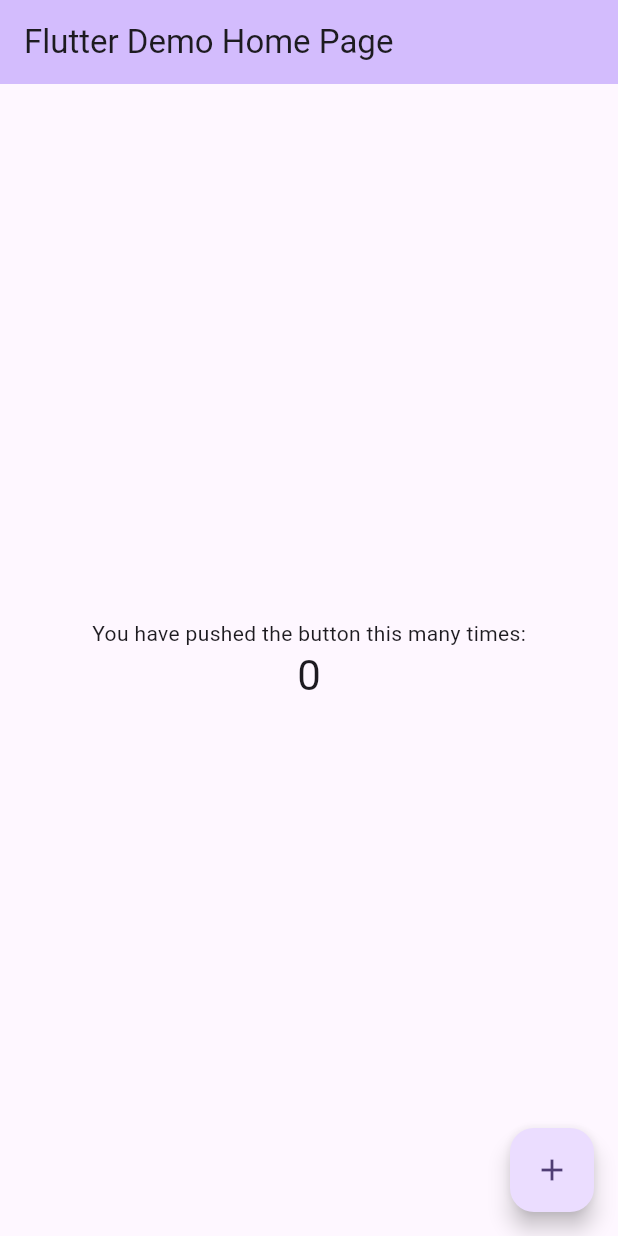
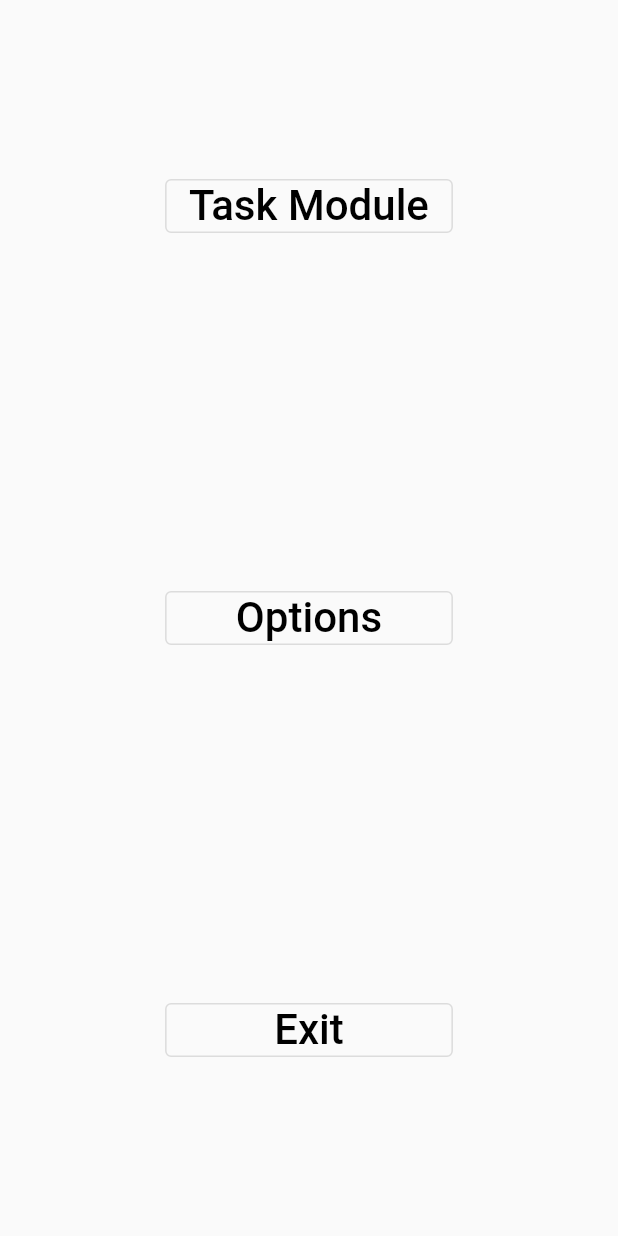
Before and after one commit to Kubaaa96/kpersonal, a Flutter app: the screen it shows after launch, on a phone screen of 412 x 824 dp. Run offline on Flutter 3.47's test engine with Material 2 defaults, Android fonts, the phone set to English and light mode, and no system bars.

Commit message:
Working navigation between Task module and home page

```diff
--- /dev/null
+++ b/lib/home_page.dart
@@ -0,0 +1,73 @@
+import 'package:flutter/material.dart';
+import 'package:kpersonal/task_module_page.dart';
+
+class HomePage extends StatelessWidget {
+  const HomePage({super.key});
+
+  @override
+  Widget build(BuildContext context) {
+    final ButtonStyle outlinedButtonStyle = ButtonStyle(
+      foregroundColor: MaterialStateProperty.all<Color>(Colors.black),
+      overlayColor: MaterialStateProperty.resolveWith<Color?>(
+          (Set<MaterialState> states) {
+        if (states.contains(MaterialState.hovered))
+          return const Color.fromARGB(70, 22, 167, 27);
+        if (states.contains(MaterialState.pressed))
+          return Color.fromARGB(70, 51, 22, 167);
+        return null; // Defer to the widget's default.
+      }),
+    );
+    return Scaffold(
+      body: Center(
+        child: IntrinsicWidth(
+          child: Column(
+            mainAxisAlignment: MainAxisAlignment.spaceAround,
+            mainAxisSize: MainAxisSize.max,
+            crossAxisAlignment: CrossAxisAlignment.stretch,
+            children: [
+              OutlinedButton(
+                style: outlinedButtonStyle,
+                onPressed: () {
+                  Navigator.push(
+                    context,
+                    MaterialPageRoute(
+                      builder: (context) => const TaskModulePage(),
+                    ),
+                  );
+                },
+                child: const Text(
+                  "Task Module",
+                  style: TextStyle(
+                    fontSize: 28,
+                  ),
+                ),
+              ),
+              OutlinedButton(
+                style: outlinedButtonStyle,
+                onPressed: () {
+                  print("Options");
+                },
+                child: const Text(
+                  "Options",
+                  style: TextStyle(
+                    fontSize: 28,
+                  ),
+                ),
+              ),
+              OutlinedButton(
+                style: outlinedButtonStyle,
+                onPressed: () {},
+                child: const Text(
+                  "Exit",
+                  style: TextStyle(
+                    fontSize: 28,
+                  ),
+                ),
+              ),
+            ],
+          ),
+        ),
+      ),
+    );
+  }
+}
--- a/lib/main.dart
+++ b/lib/main.dart
@@ -1,125 +1,19 @@
 import 'package:flutter/material.dart';
 
+import 'package:kpersonal/home_page.dart';
+
 void main() {
-  runApp(const MyApp());
+  runApp(const KPersonalApp());
 }
 
-class MyApp extends StatelessWidget {
-  const MyApp({super.key});
+class KPersonalApp extends StatelessWidget {
+  const KPersonalApp({super.key});
 
-  // This widget is the root of your application.
   @override
   Widget build(BuildContext context) {
-    return MaterialApp(
-      title: 'Flutter Demo',
-      theme: ThemeData(
-        // This is the theme of your application.
-        //
-        // TRY THIS: Try running your application with "flutter run". You'll see
-        // the application has a blue toolbar. Then, without quitting the app,
-        // try changing the seedColor in the colorScheme below to Colors.green
-        // and then invoke "hot reload" (save your changes or press the "hot
-        // reload" button in a Flutter-supported IDE, or press "r" if you used
-        // the command line to start the app).
-        //
-        // Notice that the counter didn't reset back to zero; the application
-        // state is not lost during the reload. To reset the state, use hot
-        // restart instead.
-        //
-        // This works for code too, not just values: Most code changes can be
-        // tested with just a hot reload.
-        colorScheme: ColorScheme.fromSeed(seedColor: Colors.deepPurple),
-        useMaterial3: true,
-      ),
-      home: const MyHomePage(title: 'Flutter Demo Home Page'),
+    return const MaterialApp(
+      title: "KPersonal App",
+      home: HomePage(),
     );
   }
 }
-
-class MyHomePage extends StatefulWidget {
-  const MyHomePage({super.key, required this.title});
-
-  // This widget is the home page of your application. It is stateful, meaning
-  // that it has a State object (defined below) that contains fields that affect
-  // how it looks.
-
-  // This class is the configuration for the state. It holds the values (in this
-  // case the title) provided by the parent (in this case the App widget) and
-  // used by the build method of the State. Fields in a Widget subclass are
-  // always marked "final".
-
-  final String title;
-
-  @override
-  State<MyHomePage> createState() => _MyHomePageState();
-}
-
-class _MyHomePageState extends State<MyHomePage> {
-  int _counter = 0;
-
-  void _incrementCounter() {
-    setState(() {
-      // This call to setState tells the Flutter framework that something has
-      // changed in this State, which causes it to rerun the build method below
-      // so that the display can reflect the updated values. If we changed
-      // _counter without calling setState(), then the build method would not be
-      // called again, and so nothing would appear to happen.
-      _counter++;
-    });
-  }
-
-  @override
-  Widget build(BuildContext context) {
-    // This method is rerun every time setState is called, for instance as done
-    // by the _incrementCounter method above.
-    //
-    // The Flutter framework has been optimized to make rerunning build methods
-    // fast, so that you can just rebuild anything that needs updating rather
-    // than having to individually change instances of widgets.
-    return Scaffold(
-      appBar: AppBar(
-        // TRY THIS: Try changing the color here to a specific color (to
-        // Colors.amber, perhaps?) and trigger a hot reload to see the AppBar
-        // change color while the other colors stay the same.
-        backgroundColor: Theme.of(context).colorScheme.inversePrimary,
-        // Here we take the value from the MyHomePage object that was created by
-        // the App.build method, and use it to set our appbar title.
-        title: Text(widget.title),
-      ),
-      body: Center(
-        // Center is a layout widget. It takes a single child and positions it
-        // in the middle of the parent.
-        child: Column(
-          // Column is also a layout widget. It takes a list of children and
-          // arranges them vertically. By default, it sizes itself to fit its
-          // children horizontally, and tries to be as tall as its parent.
-          //
-          // Column has various properties to control how it sizes itself and
-          // how it positions its children. Here we use mainAxisAlignment to
-          // center the children vertically; the main axis here is the vertical
-          // axis because Columns are vertical (the cross axis would be
-          // horizontal).
-          //
-          // TRY THIS: Invoke "debug painting" (choose the "Toggle Debug Paint"
-          // action in the IDE, or press "p" in the console), to see the
-          // wireframe for each widget.
-          mainAxisAlignment: MainAxisAlignment.center,
-          children: <Widget>[
-            const Text(
-              'You have pushed the button this many times:',
-            ),
-            Text(
-              '$_counter',
-              style: Theme.of(context).textTheme.headlineMedium,
-            ),
-          ],
-        ),
-      ),
-      floatingActionButton: FloatingActionButton(
-        onPressed: _incrementCounter,
-        tooltip: 'Increment',
-        child: const Icon(Icons.add),
-      ), // This trailing comma makes auto-formatting nicer for build methods.
-    );
-  }
-}
```
Also changed, not shown: lib/task_module_page.dart (added, +37 -0 lines).
